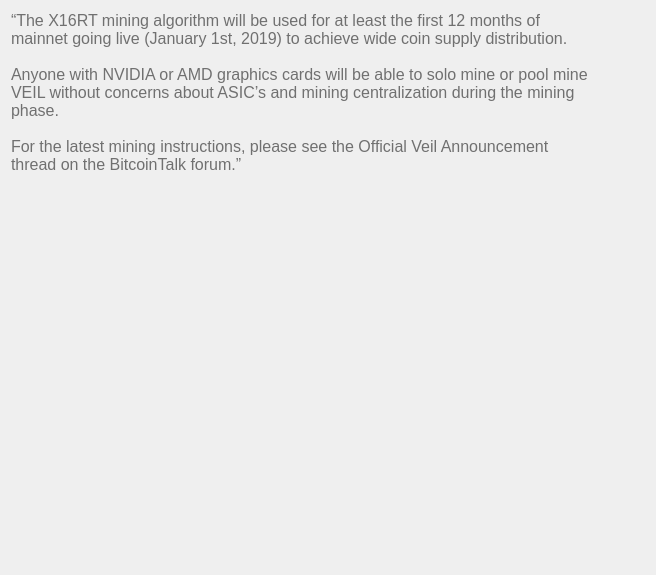
First picture: the form in src/qt/veil/forms/settingsfaq10.ui, repository Veil-Project/veil, before the edit.
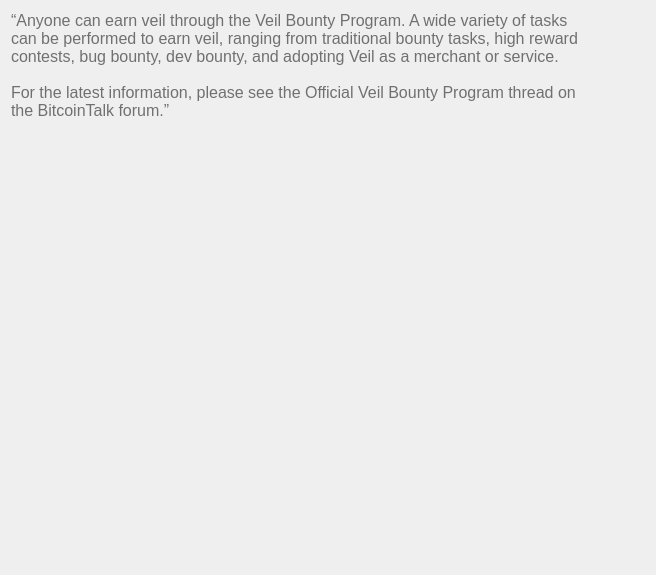
Second picture: the form after the edit.

Patch:
```diff
--- a/src/qt/veil/forms/settingsfaq10.ui
+++ b/src/qt/veil/forms/settingsfaq10.ui
@@ -33,11 +33,9 @@
       <string notr="true">font-weight:200;</string>
      </property>
      <property name="text">
-      <string>“The X16RT mining algorithm will be used for at least the first 12 months of mainnet going live (January 1st, 2019) to achieve wide coin supply distribution.
+      <string>“Anyone can earn veil through the Veil Bounty Program. A wide variety of tasks can be performed to earn veil, ranging from traditional bounty tasks, high reward contests, bug bounty, dev bounty, and adopting Veil as a merchant or service.
 
-Anyone with NVIDIA or AMD graphics cards will be able to solo mine or pool mine VEIL without concerns about ASIC’s and mining centralization during the mining phase.
-
-For the latest mining instructions, please see the Official Veil Announcement thread on the BitcoinTalk forum.”					</string>
+For the latest information, please see the Official Veil Bounty Program thread on the BitcoinTalk forum.”					</string>
      </property>
      <property name="alignment">
       <set>Qt::AlignLeading|Qt::AlignLeft|Qt::AlignTop</set>
```
Left out of the diff: 2 changed lines with no effect on the pictures.
